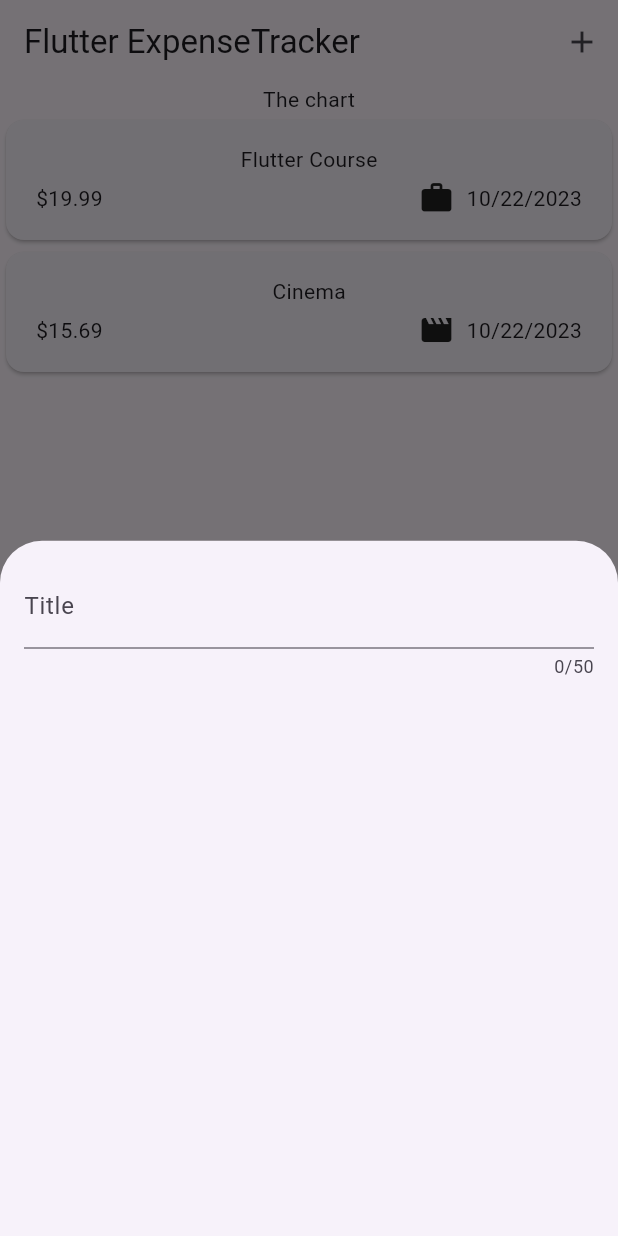
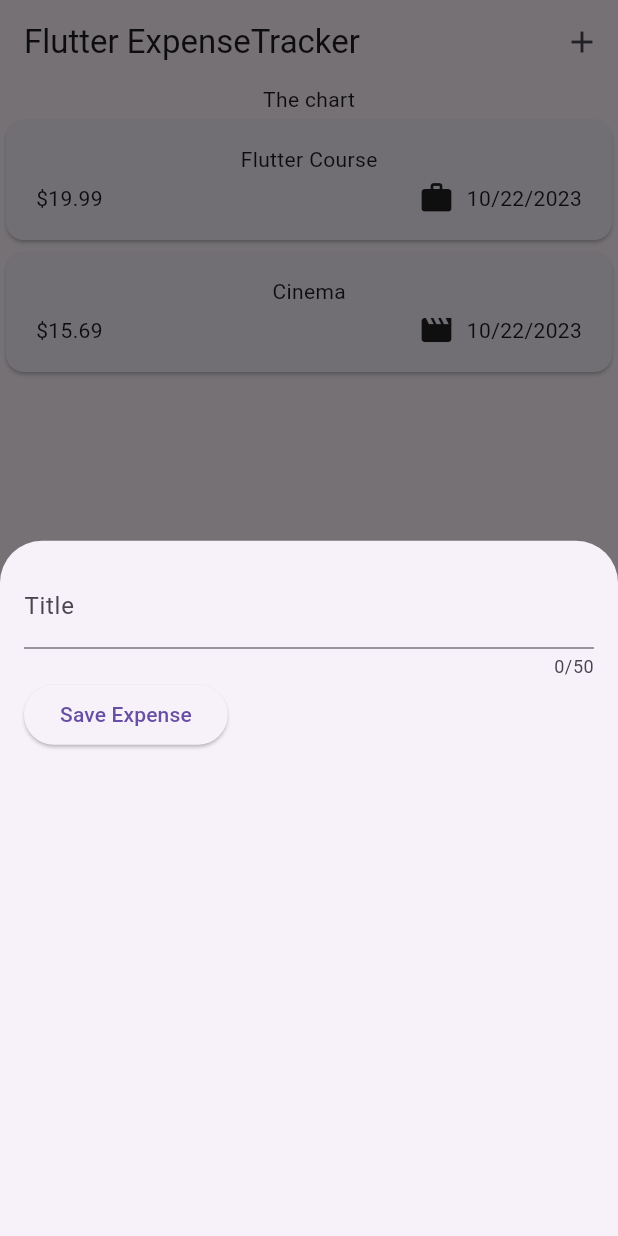
Before and after one commit to haruharu3220/expense_tracker, a Flutter app: the screen it shows after launch, after a tap on the "add" icon, on a phone screen of 412 x 824 dp. Run offline on Flutter 3.47's test engine with Material 2 defaults, Android fonts, the phone set to English and light mode, and no system bars.

Commit message:
108 モーダルでユーザのキーボード入力を検知

```diff
--- a/lib/widgets/new_expense.dart
+++ b/lib/widgets/new_expense.dart
@@ -10,18 +10,34 @@ class NewExpense extends StatefulWidget {
 }
 
 class _NewExpenseState extends State<NewExpense> {
+  var _enteredTitle = '';
+
+  void _saveTitleInput(String inputValue) {
+    _enteredTitle = inputValue;
+  }
+
   @override
   Widget build(BuildContext context) {
     return Padding(
       padding: const EdgeInsets.all(16),
       child: Column(
-        children: const [
+        children: [
           TextField(
+            onChanged: _saveTitleInput,
             maxLength: 50,
-            // keyboardType: TextInputType.text,
-            decoration: InputDecoration(
+            decoration: const InputDecoration(
               label: Text('Title'),
             ),
+          ),
+          Row(
+            children: [
+              ElevatedButton(
+                onPressed: () {
+                  print(_enteredTitle);
+                },
+                child: const Text('Save Expense'),
+              ),
+            ],
           ),
         ],
       ),
```
